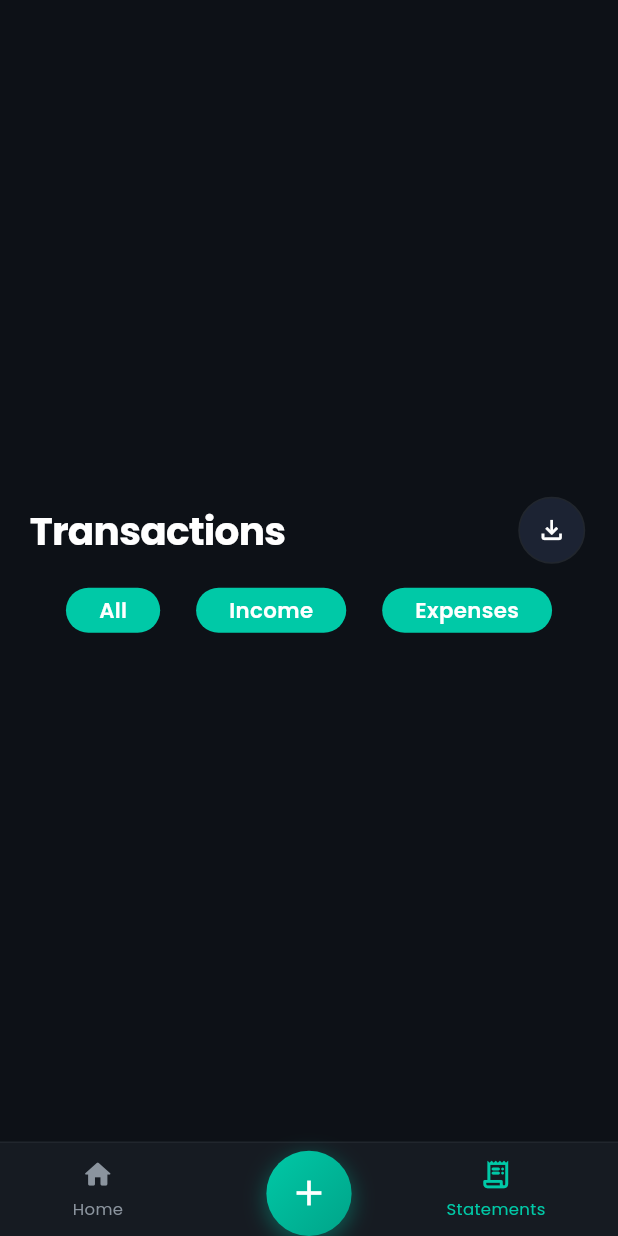
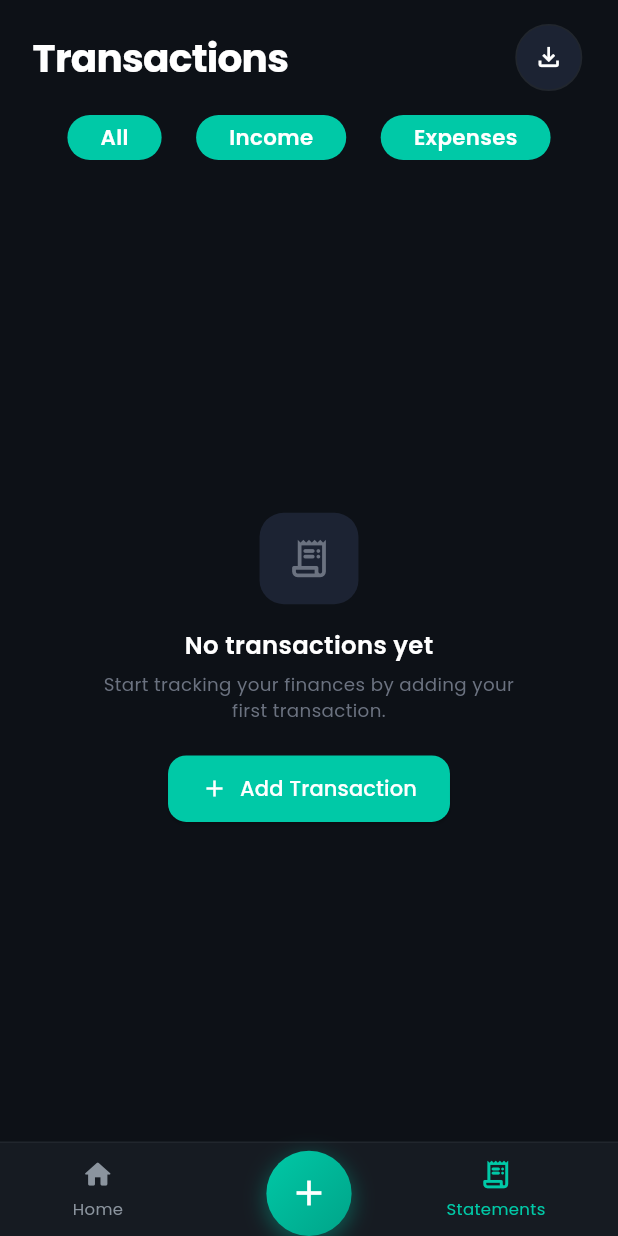
Before and after one commit to mhzsalon/finance-tracker, a Flutter app: the HomeTabScreen screen opened directly, after a tap on "See all", on a phone screen of 412 x 824 dp. Run offline on Flutter 3.47's test engine with Material 3 defaults, Android fonts, the phone set to English and light mode, and no system bars; our stand-ins replace dartz, equatable, flutter_riverpod, flutter_screenutil, freezed_annotation, hive; accounts and stored records are empty.

Commit message:
refactor: reorganize dialog extension and created widget to handling ui state

```diff
--- a/lib/core/extensions/dialog_extension.dart
+++ b/lib/core/extensions/dialog_extension.dart
@@ -1,5 +1,5 @@
 import 'package:flutter/material.dart';
-import 'package:universalexpensetracker/shared/widgets/app_status_dialog.dart';
+import 'package:universalexpensetracker/core/widgets/app_status_dialog.dart';
 
 extension AppStatusDialogHelper on AppStatusDialog {
   static bool _isDialogShowing = false;
--- /dev/null
+++ b/lib/core/extensions/widget_extensions.dart
@@ -0,0 +1,5 @@
+import 'package:flutter/material.dart';
+
+extension WidgetExt on Widget {
+  Widget toSliverBox() => SliverToBoxAdapter(key: key, child: this);
+}
--- /dev/null
+++ b/lib/core/widgets/states/empty_state.dart
@@ -0,0 +1,82 @@
+// ============================================
+// 1. EMPTY STATE
+// ============================================
+
+import 'package:flutter/material.dart';
+import 'package:flutter_screenutil/flutter_screenutil.dart';
+import 'package:universalexpensetracker/core/extensions/numbers_extension.dart';
+import 'package:universalexpensetracker/core/theme/app_colors.dart';
+import 'package:universalexpensetracker/core/theme/app_text_styles.dart';
+
+class EmptyState extends StatelessWidget {
+  final IconData icon;
+  final String title;
+  final String? description;
+  final String? actionLabel;
+  final VoidCallback? onAction;
+
+  const EmptyState({
+    super.key,
+    required this.icon,
+    required this.title,
+    this.description,
+    this.actionLabel,
+    this.onAction,
+  });
+
+  @override
+  Widget build(BuildContext context) {
+    return Center(
+      child: Padding(
+        padding: EdgeInsets.symmetric(horizontal: 32.w, vertical: 64.h),
+        child: Column(
+          mainAxisSize: MainAxisSize.min,
+          children: [
+            Container(
+              width: 60.w,
+              height: 60.h,
+              decoration: BoxDecoration(
+                color: AppColors.inputField,
+                borderRadius: BorderRadius.circular(16),
+              ),
+              child: Icon(icon, size: 30.spMin, color: const Color(0xFF6B7280)),
+            ),
+            16.hSizedBox,
+            Text(title, style: AppTextStyles.sectionTitle),
+            if (description != null) ...[
+              6.hSizedBox,
+              Text(
+                description!,
+                textAlign: TextAlign.center,
+                style: TextStyle(
+                  fontSize: 12.sp,
+                  color: Color(0xFF6B7280),
+                  height: 1.4,
+                ),
+              ),
+            ],
+            if (actionLabel != null && onAction != null) ...[
+              20.hSizedBox,
+              ElevatedButton.icon(
+                onPressed: onAction,
+                icon: Icon(Icons.add, size: 18.spMin),
+                label: Text(actionLabel!),
+                style: ElevatedButton.styleFrom(
+                  backgroundColor: const Color(0xFF00C9A7),
+                  foregroundColor: Colors.white,
+                  padding: EdgeInsets.symmetric(
+                    horizontal: 20.w,
+                    vertical: 12.h,
+                  ),
+                  shape: RoundedRectangleBorder(
+                    borderRadius: BorderRadius.circular(12.r),
+                  ),
+                ),
+              ),
+            ],
+          ],
+        ),
+      ),
+    );
+  }
+}
--- /dev/null
+++ b/lib/core/widgets/states/loading_state.dart
@@ -0,0 +1,69 @@
+import 'package:flutter/material.dart';
+import 'package:flutter_screenutil/flutter_screenutil.dart';
+import 'package:universalexpensetracker/core/extensions/numbers_extension.dart';
+import 'package:universalexpensetracker/core/theme/app_colors.dart';
+
+class LoadingState extends StatefulWidget {
+  const LoadingState({super.key});
+
+  @override
+  State<LoadingState> createState() => _LoadingStateState();
+}
+
+class _LoadingStateState extends State<LoadingState>
+    with SingleTickerProviderStateMixin {
+  late AnimationController _ctrl;
+
+  @override
+  void initState() {
+    super.initState();
+    _ctrl = AnimationController(
+      vsync: this,
+      duration: const Duration(milliseconds: 1000),
+    )..repeat();
+  }
+
+  @override
+  void dispose() {
+    _ctrl.dispose();
+    super.dispose();
+  }
+
+  @override
+  Widget build(BuildContext context) {
+    return Column(
+      mainAxisAlignment: MainAxisAlignment.center,
+      mainAxisSize: MainAxisSize.min,
+      children: [
+        SizedBox(
+          width: 40.w,
+          height: 40.h,
+          child: CircularProgressIndicator(
+            strokeWidth: 2.5,
+            color: AppColors.income,
+            backgroundColor: AppColors.inputField,
+          ),
+        ),
+        16.hSizedBox,
+        Text(
+          'Loading...',
+          style: TextStyle(fontSize: 14.sp, color: Color(0xFF6B7280)),
+        ),
+        // AnimatedBuilder(
+        //   animation: _ctrl,
+        //   builder: (_, __) {
+        //     final opacity =
+        //         0.4 + 0.6 * (0.5 + 0.5 * cos(_ctrl.value * 2 * pi));
+        //     return Opacity(
+        //       opacity: opacity,
+        //       child: Text(
+        //         'Loading...',
+        //         style: TextStyle(fontSize: 14.sp, color: Color(0xFF6B7280)),
+        //       ),
+        //     );
+        //   },
+        // ),
+      ],
+    );
+  }
+}
--- a/lib/features/dashboard/presentation/screens/dashboard_screen.dart
+++ b/lib/features/dashboard/presentation/screens/dashboard_screen.dart
@@ -2,11 +2,15 @@ import 'package:flutter/material.dart';
 import 'package:flutter_riverpod/flutter_riverpod.dart';
 import 'package:flutter_screenutil/flutter_screenutil.dart';
 import 'package:universalexpensetracker/core/extensions/numbers_extension.dart';
+import 'package:universalexpensetracker/core/extensions/widget_extensions.dart';
 import 'package:universalexpensetracker/core/theme/app_colors.dart';
 import 'package:universalexpensetracker/core/theme/app_text_styles.dart';
+import 'package:universalexpensetracker/core/widgets/states/error_state.dart';
+import 'package:universalexpensetracker/core/widgets/states/loading_state.dart';
 import 'package:universalexpensetracker/features/dashboard/presentation/provider/dashboard_provider.dart';
 import 'package:universalexpensetracker/features/dashboard/presentation/widgets/summary_card_widget.dart';
 import 'package:universalexpensetracker/features/transactions/domain/entities/transaction_entity.dart';
+import 'package:universalexpensetracker/features/transactions/presentation/widgets/empty_transaction_widget.dart';
 import 'package:universalexpensetracker/features/transactions/presentation/widgets/transaction_title.dart';
 import 'package:universalexpensetracker/shared/enums/home_tab_enums.dart';
 import 'package:universalexpensetracker/shared/providers/home_tab_provider.dart';
@@ -22,14 +26,13 @@ class DashboardScreen extends ConsumerStatefulWidget {
 class _DashboardScreenState extends ConsumerState<DashboardScreen> {
   @override
   Widget build(BuildContext context) {
-    return Column(
-      crossAxisAlignment: CrossAxisAlignment.start,
-      children: [
-        16.hSizedBox,
-        _buildHeader(),
-        24.hSizedBox,
-        _bodyBuilder(),
-        24.hSizedBox,
+    return CustomScrollView(
+      slivers: [
+        16.hSizedBox.toSliverBox(),
+        _buildHeader().toSliverBox(),
+        24.hSizedBox.toSliverBox(),
+        SliverFillRemaining(hasScrollBody: false, child: _bodyBuilder()),
+        24.hSizedBox.toSliverBox(),
       ],
     );
   }
@@ -51,8 +54,9 @@ class _DashboardScreenState extends ConsumerState<DashboardScreen> {
           ],
         );
       },
-      error: (e, _) => Center(child: Text('Error: $e')),
-      loading: () => Center(child: CircularProgressIndicator()),
+      error: (e, _) =>
+          ErrorState(onRetry: () => ref.refresh(streamProviderOfDashboard)),
+      loading: () => LoadingState(),
     );
   }
 
@@ -65,7 +69,7 @@ class _DashboardScreenState extends ConsumerState<DashboardScreen> {
           crossAxisAlignment: CrossAxisAlignment.start,
           children: [
             Text(
-              'Good Morning 👋',
+              'Welcome to',
               style: TextStyle(color: AppColors.labels, fontSize: 14),
             ),
             4.hSizedBox,
@@ -243,6 +247,7 @@ class _DashboardScreenState extends ConsumerState<DashboardScreen> {
                 fontWeight: FontWeight.w700,
               ),
             ),
+
             GestureDetector(
               behavior: HitTestBehavior.translucent,
               onTap: () => ref
@@ -250,13 +255,16 @@ class _DashboardScreenState extends ConsumerState<DashboardScreen> {
                   .updateTab(HomeTabEnums.transaction),
               child: Text(
                 'See all',
-                style: TextStyle(color: AppColors.income, fontSize: 13),
+                style: TextStyle(color: AppColors.income, fontSize: 13.sp),
               ),
             ),
           ],
         ),
         16.hSizedBox,
-        ...recentTransactions.map((t) => TransactionTile(transaction: t)),
+        if (recentTransactions.isEmpty)
+          EmptyTransactionWidget()
+        else
+          ...recentTransactions.map((t) => TransactionTile(transaction: t)),
       ],
     );
   }
--- a/lib/features/transactions/presentation/screen/add_transaction_screen.dart
+++ b/lib/features/transactions/presentation/screen/add_transaction_screen.dart
@@ -14,7 +14,7 @@ import 'package:universalexpensetracker/features/transactions/domain/usecase/add
 import 'package:universalexpensetracker/features/transactions/presentation/providers/state/transaction_state.dart';
 import 'package:universalexpensetracker/features/transactions/presentation/providers/transaction_type_provider.dart';
 import 'package:universalexpensetracker/features/transactions/presentation/widgets/transaction_field_widget.dart';
-import 'package:universalexpensetracker/shared/widgets/app_status_dialog.dart';
+import 'package:universalexpensetracker/core/widgets/app_status_dialog.dart';
 
 // ═════════════════════════════════════════════════════════════════════
 class AddTransactionScreen extends ConsumerStatefulWidget {
--- a/lib/features/transactions/presentation/screen/transaction_list_screen.dart
+++ b/lib/features/transactions/presentation/screen/transaction_list_screen.dart
@@ -4,6 +4,9 @@ import 'package:flutter_screenutil/flutter_screenutil.dart';
 import 'package:universalexpensetracker/core/extensions/numbers_extension.dart';
 import 'package:universalexpensetracker/core/theme/app_colors.dart';
 import 'package:universalexpensetracker/core/theme/app_text_styles.dart';
+import 'package:universalexpensetracker/core/widgets/states/error_state.dart';
+import 'package:universalexpensetracker/core/widgets/states/loading_state.dart';
+import 'package:universalexpensetracker/features/transactions/presentation/widgets/empty_transaction_widget.dart';
 
 class TransactionListScreen extends ConsumerStatefulWidget {
   const TransactionListScreen({super.key});
@@ -26,14 +29,15 @@ class _TransactionListScreenState extends ConsumerState<TransactionListScreen> {
         16.hSizedBox,
         _buildFilters(),
         24.hSizedBox,
-        ListView.builder(
-          itemBuilder: (context, index) => Container(),
-
-          // TransactionTile(transaction: _recentTransactions[2]
-          shrinkWrap: true,
-          physics: BouncingScrollPhysics(),
-          itemCount: 10,
-        ),
+        Expanded(child: EmptyTransactionWidget()),
+        // EmptyTransactionWidget(),
+        // ListView.builder(
+        //   itemBuilder: (context, index) => Container(),
+        //   // TransactionTile(transaction: _recentTransactions[2]
+        //   shrinkWrap: true,
+        //   physics: BouncingScrollPhysics(),
+        //   itemCount: 10,
+        // ),
       ],
     );
   }
--- /dev/null
+++ b/lib/features/transactions/presentation/widgets/empty_transaction_widget.dart
@@ -0,0 +1,20 @@
+import 'package:flutter/material.dart';
+import 'package:universalexpensetracker/core/utils/navigation.dart';
+import 'package:universalexpensetracker/core/widgets/states/empty_state.dart';
+import 'package:universalexpensetracker/features/transactions/presentation/screen/add_transaction_screen.dart';
+
+class EmptyTransactionWidget extends StatelessWidget {
+  const EmptyTransactionWidget({super.key});
+
+  @override
+  Widget build(BuildContext context) {
+    return EmptyState(
+      icon: Icons.receipt_long_rounded,
+      title: 'No transactions yet',
+      description:
+          'Start tracking your finances by adding your first transaction.',
+      actionLabel: 'Add Transaction',
+      onAction: () => Navigation.push(context, AddTransactionScreen()),
+    );
+  }
+}
--- a/lib/shared/screens/home_tab_screen.dart
+++ b/lib/shared/screens/home_tab_screen.dart
@@ -25,7 +25,7 @@ class _HomeTabScreenState extends ConsumerState<HomeTabScreen> {
           children: [
             Expanded(
               child: AnimatedSwitcher(
-                duration: const Duration(milliseconds: 350),
+                duration: const Duration(milliseconds: 300),
                 transitionBuilder: (child, animation) {
                   final offsetAnimation = Tween<Offset>(
                     begin: const Offset(0.1, 0),
@@ -37,9 +37,9 @@ class _HomeTabScreenState extends ConsumerState<HomeTabScreen> {
                     child: FadeTransition(opacity: animation, child: child),
                   );
                 },
-                child: SingleChildScrollView(
+                child: Padding(
                   key: ValueKey(currentScreen.runtimeType),
-                  padding: const EdgeInsets.symmetric(horizontal: 20),
+                  padding: EdgeInsets.symmetric(horizontal: 20.w),
                   child: currentScreen,
                 ),
               ),
```
Also changed, not shown: lib/core/widgets/states/error_state.dart (added, +76 -0 lines), lib/core/widgets/app_status_dialog.dart (renamed from lib/shared/widgets/app_status_dialog.dart).
